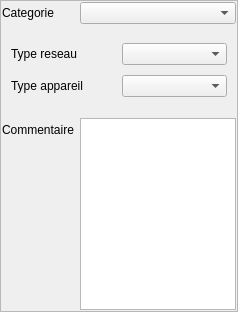
This is Lamia/iface/qgiswidget/tools/toolprepro/base3_urbandrainage/lamiabase_ud_equipment_tool_ui.ui in Artelia/Lamia as Qt 5 draws it before an edit. The edited form follows.
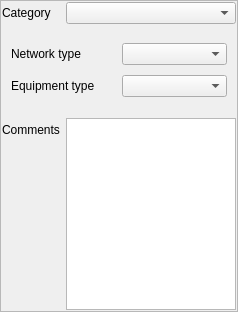
This is the edited form.

What changed in the file:
```diff
--- a/Lamia/iface/qgiswidget/tools/toolprepro/base3_urbandrainage/lamiabase_ud_equipment_tool_ui.ui
+++ b/Lamia/iface/qgiswidget/tools/toolprepro/base3_urbandrainage/lamiabase_ud_equipment_tool_ui.ui
@@ -35,7 +35,7 @@
       <item row="1" column="0">
        <widget class="QLabel" name="label_11">
         <property name="text">
-         <string>Categorie</string>
+         <string>Category</string>
         </property>
        </widget>
       </item>
@@ -55,14 +55,14 @@
           <item row="0" column="0">
            <widget class="QLabel" name="label">
             <property name="text">
-             <string>Type reseau</string>
+             <string>Network type</string>
             </property>
            </widget>
           </item>
           <item row="1" column="0">
            <widget class="QLabel" name="label_12">
             <property name="text">
-             <string>Type appareil</string>
+             <string>Equipment type</string>
             </property>
            </widget>
           </item>
@@ -87,7 +87,7 @@
       <item row="5" column="0">
        <widget class="QLabel" name="label_9">
         <property name="text">
-         <string>Commentaire</string>
+         <string>Comments</string>
         </property>
        </widget>
       </item>
```
Left out of the diff: 26 changed lines with no effect on the pictures.
